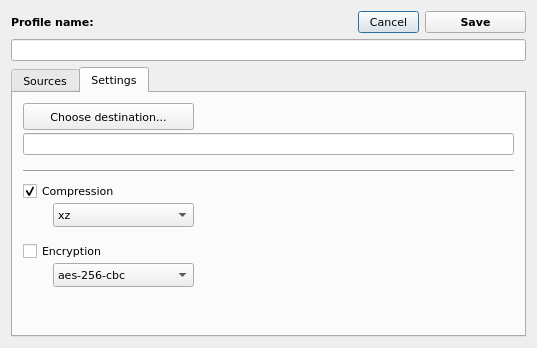
This is tar-backup/adddialog.ui in marazmista/tar-backup as Qt 5 draws it before an edit. The edited form follows.
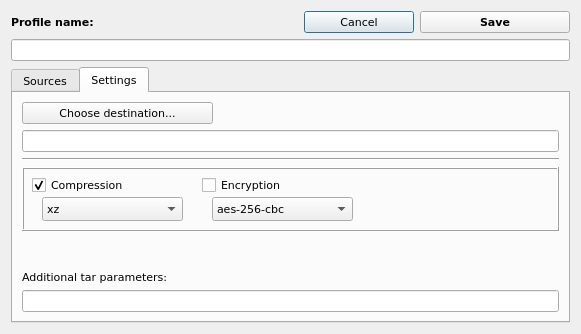
This is the edited form. The open tabs and pages were chosen to show the change.

The edit to the form file:
```diff
--- a/tar-backup/adddialog.ui
+++ b/tar-backup/adddialog.ui
@@ -6,8 +6,8 @@
    <rect>
     <x>0</x>
     <y>0</y>
-    <width>537</width>
-    <height>348</height>
+    <width>577</width>
+    <height>334</height>
    </rect>
   </property>
   <property name="font">
@@ -39,7 +39,7 @@
     <widget class="QPushButton" name="btn_cancel">
      <property name="maximumSize">
       <size>
-       <width>61</width>
+       <width>110</width>
        <height>27</height>
       </size>
      </property>
@@ -52,7 +52,7 @@
     <widget class="QPushButton" name="btn_save">
      <property name="maximumSize">
       <size>
-       <width>101</width>
+       <width>150</width>
        <height>27</height>
       </size>
      </property>
@@ -139,12 +139,30 @@
       <attribute name="title">
        <string>Settings</string>
       </attribute>
+      <layout class="QGridLayout" name="gridLayout_3">
+       <item row="7" column="0">
+        <widget class="QLineEdit" name="lineEdit"/>
+       </item>
+       <item row="3" column="0">
+        <widget class="QFrame" name="frame">
+         <property name="minimumSize">
+          <size>
+           <width>537</width>
+           <height>64</height>
+          </size>
+         </property>
+         <property name="frameShape">
+          <enum>QFrame::Box</enum>
+         </property>
+         <property name="frameShadow">
+          <enum>QFrame::Raised</enum>
+         </property>
       <widget class="QCheckBox" name="cb_compress">
        <property name="geometry">
         <rect>
          <x>10</x>
-         <y>90</y>
-         <width>191</width>
+            <y>10</y>
+            <width>131</width>
          <height>16</height>
         </rect>
        </property>
@@ -155,28 +173,21 @@
         <bool>true</bool>
        </property>
       </widget>
-      <widget class="QCheckBox" name="cb_enc">
-       <property name="geometry">
-        <rect>
-         <x>10</x>
-         <y>150</y>
-         <width>101</width>
-         <height>16</height>
-        </rect>
-       </property>
-       <property name="text">
-        <string>Encryption</string>
-       </property>
-      </widget>
       <widget class="QComboBox" name="list_comp">
        <property name="geometry">
         <rect>
-         <x>40</x>
-         <y>110</y>
+            <x>20</x>
+            <y>30</y>
          <width>141</width>
          <height>24</height>
         </rect>
        </property>
+          <property name="maximumSize">
+           <size>
+            <width>141</width>
+            <height>24</height>
+           </size>
+          </property>
        <item>
         <property name="text">
          <string>xz</string>
@@ -198,14 +209,27 @@
         </property>
        </item>
       </widget>
+         <widget class="QCheckBox" name="cb_enc">
+          <property name="geometry">
+           <rect>
+            <x>180</x>
+            <y>10</y>
+            <width>101</width>
+            <height>16</height>
+           </rect>
+          </property>
+          <property name="text">
+           <string>Encryption</string>
+          </property>
+         </widget>
       <widget class="QComboBox" name="list_enc">
        <property name="enabled">
         <bool>true</bool>
        </property>
        <property name="geometry">
         <rect>
-         <x>40</x>
-         <y>170</y>
+            <x>190</x>
+            <y>30</y>
          <width>141</width>
          <height>24</height>
         </rect>
@@ -231,42 +255,52 @@
         </property>
        </item>
       </widget>
-      <widget class="QPushButton" name="bst_setDest">
-       <property name="geometry">
-        <rect>
-         <x>10</x>
-         <y>10</y>
-         <width>171</width>
+        </widget>
+       </item>
+       <item row="5" column="0">
+        <spacer name="verticalSpacer_3">
+         <property name="orientation">
+          <enum>Qt::Vertical</enum>
+         </property>
+         <property name="sizeHint" stdset="0">
+          <size>
+           <width>20</width>
+           <height>40</height>
+          </size>
+         </property>
+        </spacer>
+       </item>
+       <item row="1" column="0">
+        <widget class="QLineEdit" name="t_dest"/>
+       </item>
+       <item row="0" column="0">
+        <widget class="QPushButton" name="btn_setDest">
+         <property name="maximumSize">
+          <size>
+           <width>191</width>
          <height>27</height>
-        </rect>
+          </size>
        </property>
        <property name="text">
         <string>Choose destination...</string>
        </property>
       </widget>
-      <widget class="QLineEdit" name="t_dest">
-       <property name="geometry">
-        <rect>
-         <x>10</x>
-         <y>40</y>
-         <width>491</width>
-         <height>22</height>
-        </rect>
-       </property>
-      </widget>
+       </item>
+       <item row="2" column="0">
       <widget class="Line" name="line">
-       <property name="geometry">
-        <rect>
-         <x>10</x>
-         <y>70</y>
-         <width>491</width>
-         <height>16</height>
-        </rect>
-       </property>
        <property name="orientation">
         <enum>Qt::Horizontal</enum>
        </property>
       </widget>
+       </item>
+       <item row="6" column="0">
+        <widget class="QLabel" name="label_2">
+         <property name="text">
+          <string>Additional tar parameters:</string>
+         </property>
+        </widget>
+       </item>
+      </layout>
      </widget>
     </widget>
    </item>
```
Left out of the diff: 2 changed lines with no effect on the pictures. Lines whose indentation alone changed are shown as unchanged.
